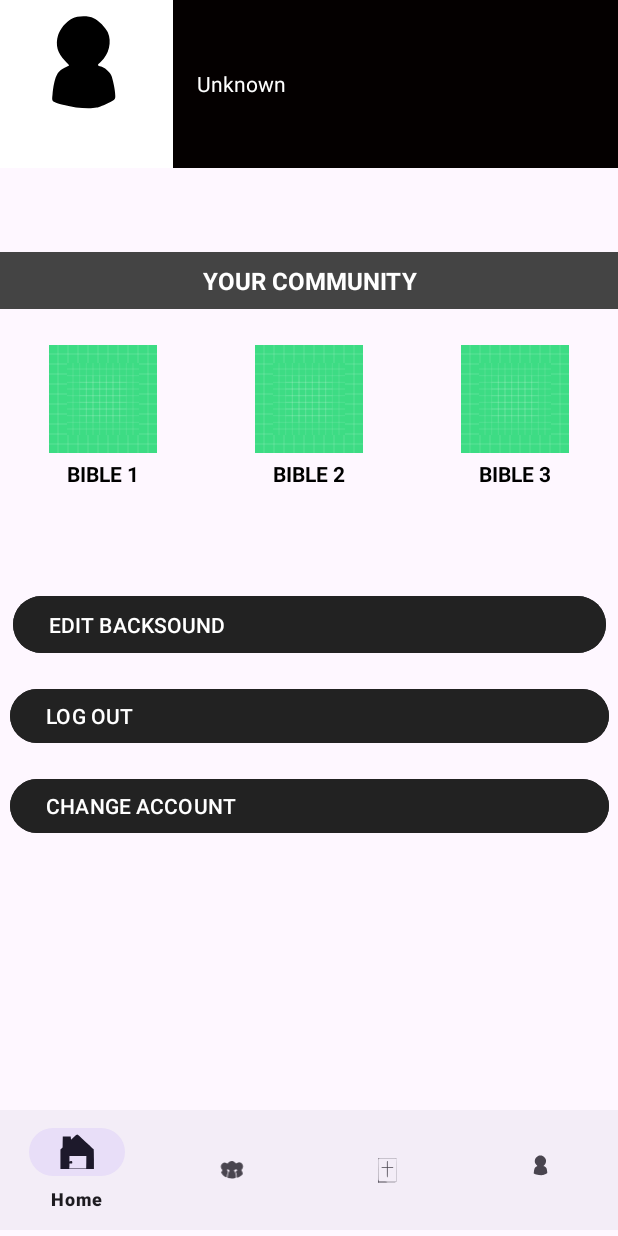
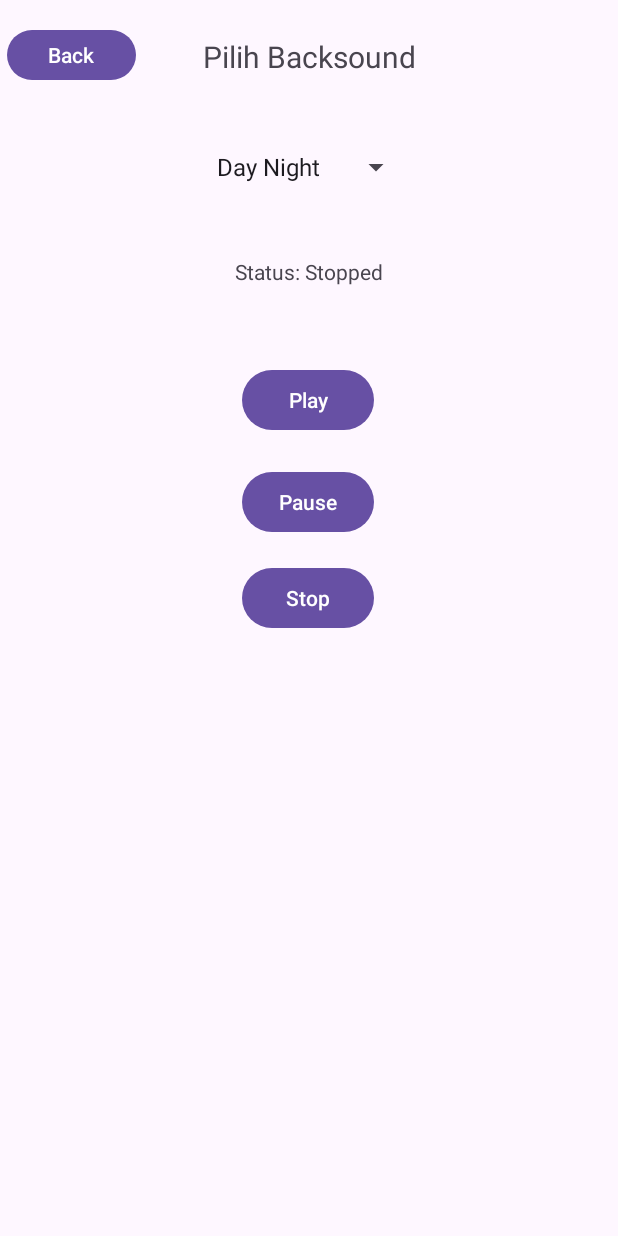
Before and after one commit to Vrenzy092/TeenToon, an Android app: the ProfileFragment screen opened through its navigation route, after a tap on "EDIT BACKSOUND", on a phone screen of 412 x 824 dp. Run offline under Robolectric (Android 15) with nearby library versions, the phone set to English and light mode, and no system bars; our stand-ins replace Firebase (no records; nobody signed in at launch, a user with empty details on screens opened directly), navigation-ui; 1 statement that could not run was skipped.

Commit message:
first commit

```diff
--- a/app/build.gradle.kts
+++ b/app/build.gradle.kts
@@ -50,6 +50,7 @@ dependencies {
     implementation(libs.material)
     implementation(libs.androidx.activity)
     implementation(libs.androidx.constraintlayout)
+    implementation("androidx.core:core-splashscreen:1.0.1")
     implementation(libs.firebase.database)
     implementation(libs.androidx.credentials)
     implementation(libs.androidx.credentials.play.services.auth)
--- a/app/src/main/java/com/example/teentoon/ComicAdapter.kt
+++ b/app/src/main/java/com/example/teentoon/ComicAdapter.kt
@@ -10,11 +10,27 @@ class ComicAdapter(
     private val onItemClick: (String) -> Unit
 ) : RecyclerView.Adapter<ComicAdapter.KomikViewHolder>() {
 
-    private val komikList = mutableListOf<Pair<String, Comic>>()
+    private val fullList = mutableListOf<Pair<String, Comic>>()
+    private val currentList = mutableListOf<Pair<String, Comic>>()
 
     fun updateData(newData: List<Pair<String, Comic>>) {
-        komikList.clear()
-        komikList.addAll(newData)
+        fullList.clear()
+        fullList.addAll(newData)
+        currentList.clear()
+        currentList.addAll(newData)
+        notifyDataSetChanged()
+    }
+
+    fun filterByGenre(genre: String) {
+        currentList.clear()
+        if (genre == "All") {
+            currentList.addAll(fullList)
+        } else {
+            val filtered = fullList.filter {
+                it.second.Genre.equals(genre, ignoreCase = true)
+            }
+            currentList.addAll(filtered)
+        }
         notifyDataSetChanged()
     }
 
@@ -26,12 +42,12 @@ class ComicAdapter(
     }
 
     override fun onBindViewHolder(holder: KomikViewHolder, position: Int) {
-        val (comicId, Comic) = komikList[position]
+        val (comicId, Comic) = currentList[position]
         holder.binding.tvtitle.text = Comic.Title
 
         Glide.with(holder.itemView.context)
             .load(Comic.Coverimg)
-            .placeholder(R.drawable.ic_launcher_background) // optional
+            .placeholder(R.drawable.ic_launcher_background)
             .into(holder.binding.imageButtonKomik)
 
         holder.binding.imageButtonKomik.setOnClickListener {
@@ -39,5 +55,5 @@ class ComicAdapter(
         }
     }
 
-    override fun getItemCount(): Int = komikList.size
+    override fun getItemCount(): Int = currentList.size
 }
--- /dev/null
+++ b/app/src/main/java/com/example/teentoon/GenreAdapter.kt
@@ -0,0 +1,30 @@
+package com.example.teentoon
+
+import android.view.LayoutInflater
+import android.view.ViewGroup
+import androidx.recyclerview.widget.RecyclerView
+import com.example.teentoon.databinding.ItemGenreBinding
+
+class GenreAdapter(
+    private val genres: List<String>,
+    private val onGenreClick: (String) -> Unit
+) : RecyclerView.Adapter<GenreAdapter.GenreViewHolder>() {
+
+    inner class GenreViewHolder(val binding: ItemGenreBinding) : RecyclerView.ViewHolder(binding.root)
+
+    override fun onCreateViewHolder(parent: ViewGroup, viewType: Int): GenreViewHolder {
+        val binding = ItemGenreBinding.inflate(LayoutInflater.from(parent.context), parent, false)
+        return GenreViewHolder(binding)
+    }
+
+    override fun onBindViewHolder(holder: GenreViewHolder, position: Int) {
+        val genre = genres[position]
+        holder.binding.btnGenre.text = genre
+
+        holder.binding.btnGenre.setOnClickListener {
+            onGenreClick(genre)
+        }
+    }
+
+    override fun getItemCount(): Int = genres.size
+}
--- a/app/src/main/java/com/example/teentoon/nav/home/HomeFragment.kt
+++ b/app/src/main/java/com/example/teentoon/nav/home/HomeFragment.kt
@@ -2,61 +2,70 @@ package com.example.teentoon.nav.home
 
 import android.content.Intent
 import android.os.Bundle
-import androidx.fragment.app.Fragment
 import android.view.LayoutInflater
 import android.view.View
 import android.view.ViewGroup
+import android.widget.*
+import androidx.fragment.app.Fragment
 import androidx.lifecycle.ViewModelProvider
-import com.example.teentoon.databinding.FragmentHomeBinding
 import androidx.recyclerview.widget.GridLayoutManager
+import androidx.recyclerview.widget.LinearLayoutManager
 import com.example.teentoon.Comic
 import com.example.teentoon.ComicAdapter
+import com.example.teentoon.GenreAdapter
+import com.example.teentoon.databinding.FragmentHomeBinding
 import com.example.teentoon.komik
-import com.google.firebase.database.DataSnapshot
-import com.google.firebase.database.DatabaseError
-import com.google.firebase.database.FirebaseDatabase
-import com.google.firebase.database.ValueEventListener
-
+import com.google.firebase.database.*
 
 class HomeFragment : Fragment() {
 
     private var _binding: FragmentHomeBinding? = null
     private val binding get() = _binding!!
 
+    private lateinit var comicAdapter: ComicAdapter
+    private lateinit var genreAdapter: GenreAdapter
 
+    private var fullComicList = listOf<Pair<String, Comic>>() // Semua komik
+    private val genreList = listOf("All", "Slice of Life", "Action", "Comedy", "Drama", "Romance")
+    private var currentSearchQuery: String = ""
 
     override fun onCreateView(
         inflater: LayoutInflater,
         container: ViewGroup?,
         savedInstanceState: Bundle?
     ): View {
-        val homeViewModel =
-            ViewModelProvider(this).get(HomeViewModel::class.java)
-
+        ViewModelProvider(this).get(HomeViewModel::class.java) // opsional kalau pakai ViewModel
         _binding = FragmentHomeBinding.inflate(inflater, container, false)
-        val root: View = binding.root
-        // Ambil user ID dari Firebase Auth
-
-        return root
+        return binding.root
     }
-
-    private lateinit var comicAdapter: ComicAdapter
 
     override fun onViewCreated(view: View, savedInstanceState: Bundle?) {
         super.onViewCreated(view, savedInstanceState)
 
-        // Ganti LinearLayoutManager dengan GridLayoutManager (misal 2 kolom)
+        // Setup Adapter Komik
         comicAdapter = ComicAdapter { comicId ->
-            Detail(comicId)
+            val intent = Intent(requireContext(), komik::class.java)
+            intent.putExtra("comic_id", comicId)
+            startActivity(intent)
         }
 
         binding.recyclerview.layoutManager = GridLayoutManager(requireContext(), 2)
         binding.recyclerview.adapter = comicAdapter
 
-        val database = FirebaseDatabase.getInstance().getReference("comic")
-        database.addValueEventListener(object : ValueEventListener {
+        // Setup Adapter Genre
+        genreAdapter = GenreAdapter(genreList) { selectedGenre ->
+            filterByGenre(selectedGenre)
+        }
+
+        binding.recyclerGenre.layoutManager =
+            LinearLayoutManager(requireContext(), LinearLayoutManager.HORIZONTAL, false)
+        binding.recyclerGenre.adapter = genreAdapter
+
+        // Ambil data dari Firebase
+        FirebaseDatabase.getInstance().getReference("comic")
+            .addValueEventListener(object : ValueEventListener {
                 override fun onDataChange(snapshot: DataSnapshot) {
-                val newList = mutableListOf<Pair<String, Comic>>() // Pair<ComicId, Komik>
+                    val newList = mutableListOf<Pair<String, Comic>>()
                     for (comicSnapshot in snapshot.children) {
                         val comicId = comicSnapshot.key ?: continue
                         val komik = comicSnapshot.getValue(Comic::class.java)
@@ -64,19 +73,41 @@ class HomeFragment : Fragment() {
                             newList.add(comicId to komik)
                         }
                     }
-                comicAdapter.updateData(newList) // Update data ke adapter
+                    applySearchFilter()
+                    fullComicList = newList
+                    comicAdapter.updateData(newList)
                 }
 
                 override fun onCancelled(error: DatabaseError) {
-                // Log error
+                    // Log error jika perlu
+                }
+            })
+        binding.searchView.setOnQueryTextListener(object : SearchView.OnQueryTextListener {
+            override fun onQueryTextSubmit(query: String?): Boolean = false
+            override fun onQueryTextChange(newText: String?): Boolean {
+                currentSearchQuery = newText ?: ""
+                applySearchFilter()
+                return true
             }
         })
     }
 
-    private fun Detail(comicId: String) {
-        val intent = Intent(requireContext(), komik::class.java)
-        intent.putExtra("comic_id", comicId)
-        startActivity(intent)
+    private fun applySearchFilter() {
+        val filteredList = fullComicList.filter { (_, Comic) ->
+            Comic.Title.contains(currentSearchQuery, ignoreCase = true)
+        }
+        comicAdapter.updateData(filteredList)
+    }
+
+    private fun filterByGenre(genre: String) {
+        val filteredList = if (genre == "All") {
+            fullComicList
+        } else {
+            fullComicList.filter {
+                it.second.Genre.equals(genre, ignoreCase = true)
+            }
+        }
+        comicAdapter.updateData(filteredList)
     }
 
     override fun onDestroyView() {
--- /dev/null
+++ b/app/src/main/java/com/example/teentoon/nav/prof/BacksoundActivity.kt
@@ -0,0 +1,106 @@
+package com.example.teentoon.nav.prof
+
+import android.content.BroadcastReceiver
+import android.content.Context
+import android.content.Intent
+import android.content.IntentFilter
+import android.os.Build
+import android.os.Bundle
+import android.widget.ArrayAdapter
+import android.widget.*
+import androidx.appcompat.app.AppCompatActivity
+import com.example.teentoon.BacksoundService
+import com.example.teentoon.MainActivity
+import com.example.teentoon.R
+
+class BacksoundActivity : AppCompatActivity() {
+
+    private lateinit var tvStatus: TextView
+    private lateinit var spinner: Spinner
+    private lateinit var btnBack: Button
+
+    private val statusReceiver = object : BroadcastReceiver() {
+        override fun onReceive(context: Context?, intent: Intent?) {
+            val status = intent?.getStringExtra(BacksoundService.EXTRA_STATUS)
+            tvStatus.text = "Status: $status"
+        }
+    }
+
+    // Daftar lagu dan mapping ke res/raw
+    private val songMap = mapOf(
+        "Day Night" to R.raw.daynight,
+        "I Miss You" to R.raw.missyou,
+        "Blue" to R.raw.blue
+    )
+
+    override fun onCreate(savedInstanceState: Bundle?) {
+        super.onCreate(savedInstanceState)
+        setContentView(R.layout.activity_backsound)
+
+        // Inisialisasi view
+        tvStatus = findViewById(R.id.tvStatus)
+        spinner = findViewById(R.id.spinnerBGM)
+        btnBack = findViewById(R.id.btnBack)
+
+        btnBack.setOnClickListener {
+            val intent = Intent(this, MainActivity::class.java)
+            startActivity(intent)
+            finish()
+        }
+
+
+        // Siapkan data untuk spinner
+        val songList = songMap.keys.toList()
+        val adapter = ArrayAdapter(this, android.R.layout.simple_spinner_item, songList)
+        adapter.setDropDownViewResource(android.R.layout.simple_spinner_dropdown_item)
+        spinner.adapter = adapter
+
+        // Tombol Play
+        findViewById<Button>(R.id.btnPlay).setOnClickListener {
+            val selectedSong = spinner.selectedItem.toString()
+            val songResId = songMap[selectedSong] ?: R.raw.daynight
+
+            val intent = Intent(this, BacksoundService::class.java).apply {
+                action = BacksoundService.ACTION_PLAY
+                putExtra("SONG_RES_ID", songResId)
+            }
+            startService(intent)
+        }
+
+        // Tombol Pause
+        findViewById<Button>(R.id.btnPause).setOnClickListener {
+            val intent = Intent(this, BacksoundService::class.java).apply {
+                action = BacksoundService.ACTION_PAUSE
+            }
+            startService(intent)
+        }
+
+        // Tombol Stop
+        findViewById<Button>(R.id.btnStop).setOnClickListener {
+            val intent = Intent(this, BacksoundService::class.java).apply {
+                action = BacksoundService.ACTION_STOP
+            }
+            startService(intent)
+        }
+
+        // Terima status dari Service
+        if (Build.VERSION.SDK_INT >= Build.VERSION_CODES.TIRAMISU) {
+            registerReceiver(
+                statusReceiver,
+                IntentFilter(BacksoundService.BROADCAST_STATUS),
+                Context.RECEIVER_NOT_EXPORTED
+            )
+        } else {
+            @Suppress("DEPRECATION")
+            registerReceiver(
+                statusReceiver,
+                IntentFilter(BacksoundService.BROADCAST_STATUS)
+            )
+        }
+    }
+
+    override fun onDestroy() {
+        super.onDestroy()
+        unregisterReceiver(statusReceiver)
+    }
+}
--- a/app/src/main/java/com/example/teentoon/nav/prof/ProfileFragment.kt
+++ b/app/src/main/java/com/example/teentoon/nav/prof/ProfileFragment.kt
@@ -65,7 +65,9 @@ class ProfileFragment : Fragment() {
         }
 
         binding.btnBacksound.setOnClickListener {
-
+            val intent = Intent(requireContext(), BacksoundActivity::class.java)
+            startActivity(intent)
+            requireActivity().finish()
         }
     }
 
--- /dev/null
+++ b/app/src/main/res/layout/activity_backsound.xml
@@ -0,0 +1,86 @@
+<?xml version="1.0" encoding="utf-8"?>
+<androidx.constraintlayout.widget.ConstraintLayout xmlns:android="http://schemas.android.com/apk/res/android"
+    xmlns:app="http://schemas.android.com/apk/res-auto"
+    xmlns:tools="http://schemas.android.com/tools"
+    android:id="@+id/main"
+    android:layout_width="match_parent"
+    android:layout_height="match_parent"
+    tools:context=".nav.prof.BacksoundActivity">
+
+    <Spinner
+        android:id="@+id/spinnerBGM"
+        android:layout_width="wrap_content"
+        android:layout_height="wrap_content"
+        android:layout_marginTop="48dp"
+        app:layout_constraintEnd_toEndOf="parent"
+        app:layout_constraintHorizontal_bias="0.498"
+        app:layout_constraintStart_toStartOf="parent"
+        app:layout_constraintTop_toBottomOf="@+id/textView15" />
+
+    <Button
+        android:id="@+id/btnPlay"
+        android:layout_width="wrap_content"
+        android:layout_height="wrap_content"
+        android:layout_marginTop="52dp"
+        android:text="Play"
+        app:layout_constraintEnd_toEndOf="parent"
+        app:layout_constraintHorizontal_bias="0.498"
+        app:layout_constraintStart_toStartOf="parent"
+        app:layout_constraintTop_toBottomOf="@+id/tvStatus" />
+
+    <Button
+        android:id="@+id/btnPause"
+        android:layout_width="wrap_content"
+        android:layout_height="wrap_content"
+        android:layout_marginTop="20dp"
+        android:text="Pause"
+        app:layout_constraintEnd_toEndOf="parent"
+        app:layout_constraintHorizontal_bias="0.498"
+        app:layout_constraintStart_toStartOf="parent"
+        app:layout_constraintTop_toBottomOf="@+id/btnPlay" />
+
+    <Button
+        android:id="@+id/btnStop"
+        android:layout_width="wrap_content"
+        android:layout_height="wrap_content"
+        android:layout_marginTop="16dp"
+        android:text="Stop"
+        app:layout_constraintEnd_toEndOf="parent"
+        app:layout_constraintHorizontal_bias="0.498"
+        app:layout_constraintStart_toStartOf="parent"
+        app:layout_constraintTop_toBottomOf="@+id/btnPause" />
+
+    <TextView
+        android:id="@+id/tvStatus"
+        android:layout_width="wrap_content"
+        android:layout_height="wrap_content"
+        android:layout_marginTop="48dp"
+        android:text="Status: Stopped"
+        app:layout_constraintEnd_toEndOf="parent"
+        app:layout_constraintStart_toStartOf="parent"
+        app:layout_constraintTop_toBottomOf="@+id/spinnerBGM" />
+
+    <TextView
+        android:id="@+id/textView15"
+        android:layout_width="wrap_content"
+        android:layout_height="wrap_content"
+        android:layout_marginTop="24dp"
+        android:text="Pilih Backsound"
+        android:textSize="20sp"
+        app:layout_constraintEnd_toEndOf="parent"
+        app:layout_constraintStart_toStartOf="parent"
+        app:layout_constraintTop_toTopOf="parent" />
+
+    <Button
+        android:id="@+id/btnBack"
+        android:layout_width="86dp"
+        android:layout_height="41dp"
+        android:layout_marginTop="16dp"
+        android:layout_marginEnd="43dp"
+        android:text="Back"
+        app:layout_constraintEnd_toStartOf="@+id/textView15"
+        app:layout_constraintHorizontal_bias="0.8"
+        app:layout_constraintStart_toStartOf="parent"
+        app:layout_constraintTop_toTopOf="parent" />
+
+</androidx.constraintlayout.widget.ConstraintLayout>
```
Also changed, not shown: app/src/main/AndroidManifest.xml (+11 -4 lines), app/src/main/java/com/example/teentoon/SignIn.kt (+0 -8 lines), app/src/main/java/com/example/teentoon/SplashActivity.kt (added, +26 -0 lines), app/src/main/res/drawable/roundedbtn.xml (added, +7 -0 lines), app/src/main/res/layout/activity_sign_in.xml (+18 -14 lines), app/src/main/res/layout/activity_splash.xml (added, +21 -0 lines), app/src/main/res/layout/fragment_home.xml (+16 -17 lines), app/src/main/res/layout/item_genre.xml (added, +19 -0 lines), app/src/main/res/values/themes.xml (+7 -0 lines), app/src/main/res/drawable/lc_google.png (added). Lines whose indentation alone changed are shown as unchanged.
